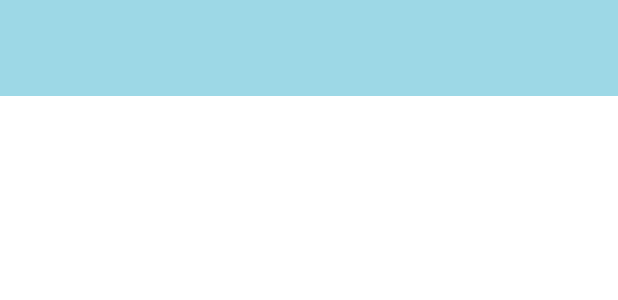
After one commit to Eunidb/FondosDePantallaEDB, an Android app: the layout activity_main_administrador.xml on its own in the app's theme, with its tools: preview values and no code run, on a phone screen of 412 x 824 dp. The commit adds this screen. Shown: the top 300 px of the screen. Run offline under Robolectric (Android 15) with nearby library versions, the phone set to English and light mode, and no system bars.

Commit message:
second commit

```diff
--- a/app/src/main/AndroidManifest.xml
+++ b/app/src/main/AndroidManifest.xml
@@ -1,6 +1,5 @@
 <?xml version="1.0" encoding="utf-8"?>
-<manifest
-    xmlns:android="http://schemas.android.com/apk/res/android"
+<manifest xmlns:android="http://schemas.android.com/apk/res/android"
     xmlns:tools="http://schemas.android.com/tools">
 
     <application
@@ -18,9 +17,10 @@
             android:exported="false" />
         <activity
             android:name=".Carga"
-            android:exported="true" >
+            android:exported="true">
             <intent-filter>
                 <action android:name="android.intent.action.MAIN" />
+
                 <category android:name="android.intent.category.LAUNCHER" />
             </intent-filter>
         </activity>
--- a/app/src/main/java/com/example/fondodepantallainiciall/Carga.java
+++ b/app/src/main/java/com/example/fondodepantallainiciall/Carga.java
@@ -2,10 +2,8 @@ package com.example.fondodepantallainiciall;
 
 import androidx.appcompat.app.AppCompatActivity;
 import android.content.Intent;
-import android.graphics.Typeface;
 import android.os.Bundle;
 import android.os.Handler;
-import android.widget.TextView;
 
 public class Carga extends AppCompatActivity {
 
@@ -21,7 +19,7 @@ public class Carga extends AppCompatActivity {
         new Handler().postDelayed(new Runnable() {
             @Override
             public void run() {
-                Intent intent = new Intent(Carga.this, MainActivity.class);
+                Intent intent = new Intent(Carga.this, MainActivityAdministrador.class);
                 startActivity(intent);
                 finish();
             }
--- a/app/src/main/java/com/example/fondodepantallainiciall/MainActivity.java
+++ b/app/src/main/java/com/example/fondodepantallainiciall/MainActivityAdministrador.java
@@ -4,11 +4,11 @@ import androidx.appcompat.app.AppCompatActivity;
 
 import android.os.Bundle;
 
-public class MainActivity extends AppCompatActivity {
+public class MainActivityAdministrador extends AppCompatActivity {
 
     @Override
     protected void onCreate(Bundle savedInstanceState) {
         super.onCreate(savedInstanceState);
-        setContentView(R.layout.activity_main2);
+        setContentView(R.layout.activity_main_administrador);
     }
 }
--- /dev/null
+++ b/app/src/main/res/layout/activity_main_administrador.xml
@@ -0,0 +1,44 @@
+<?xml version="1.0" encoding="utf-8"?>
+<androidx.drawerlayout.widget.DrawerLayout
+    xmlns:android="http://schemas.android.com/apk/res/android"
+    xmlns:app="http://schemas.android.com/apk/res-auto"
+    xmlns:tools="http://schemas.android.com/tools"
+    android:id="@+id/drawer_layout_A"
+    android:layout_width="match_parent"
+    android:layout_height="match_parent"
+    android:fitsSystemWindows="true"
+    android:background="#fff"
+    tools:context=".MainActivityAdministrador"
+    tools:openDrawer="start">
+
+    <androidx.appcompat.widget.LinearLayoutCompat
+        android:layout_width="match_parent"
+        android:layout_height="wrap_content"
+        android:orientation="vertical">
+
+        <androidx.appcompat.widget.Toolbar
+            android:id="@+id/toolbarA"
+            android:background="@color/colorPrimary"
+            android:layout_width="match_parent"
+            android:layout_height="?attr/actionBarSize"
+            android:theme="@style/ThemeOverlay.AppCompat.Dark.ActionBar"
+            app:popupTheme="@style/ThemeOverlay.AppCompat.Light"/>
+
+        <FrameLayout
+            android:id="@+id/fragment_containerA"
+            android:layout_width="match_parent"
+            android:layout_height="match_parent"/>
+
+    </androidx.appcompat.widget.LinearLayoutCompat>
+
+    <com.google.android.material.navigation.NavigationView
+        android:id="@+id/nav_viewA"
+        android:layout_width="wrap_content"
+        android:layout_height="match_parent"
+        android:layout_gravity="start"
+        app:headerLayout="@layout/encabezado"
+        app:menu="@menu/menu"
+        android:background="#fff"
+        app:itemTextColor="#000"/>
+
+</androidx.drawerlayout.widget.DrawerLayout>
--- a/app/src/main/res/values/colors.xml
+++ b/app/src/main/res/values/colors.xml
@@ -2,4 +2,8 @@
 <resources>
     <color name="black">#FF000000</color>
     <color name="white">#FFFFFFFF</color>
+
+    <color name="colorPrimary">#9DD8E6</color>
+    <color name="colorPrimaryDark">#29E38D</color>
+    <color name="colorAccent">#29BEE3</color>
 </resources>
```
Also changed, not shown: app/src/main/res/layout/activity_main2.xml (deleted, +0 -18 lines), app/src/main/res/values/strings.xml (+7 -1 lines).
